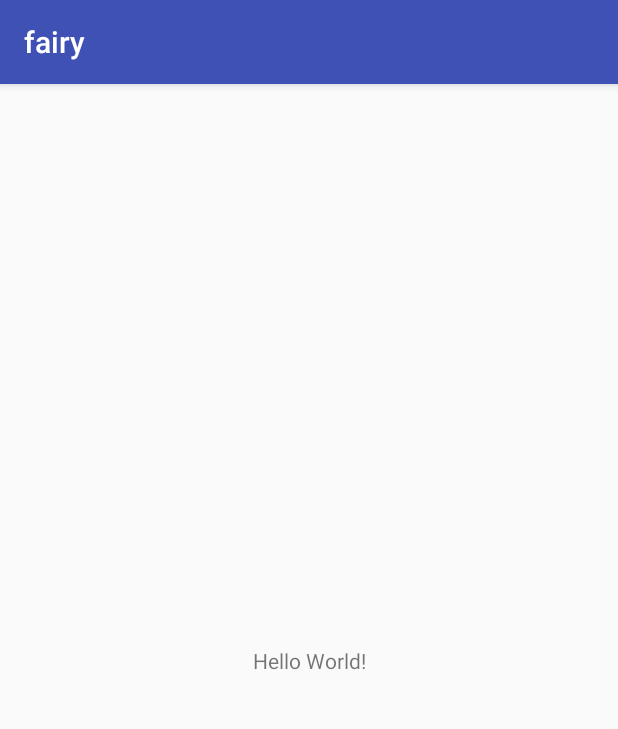
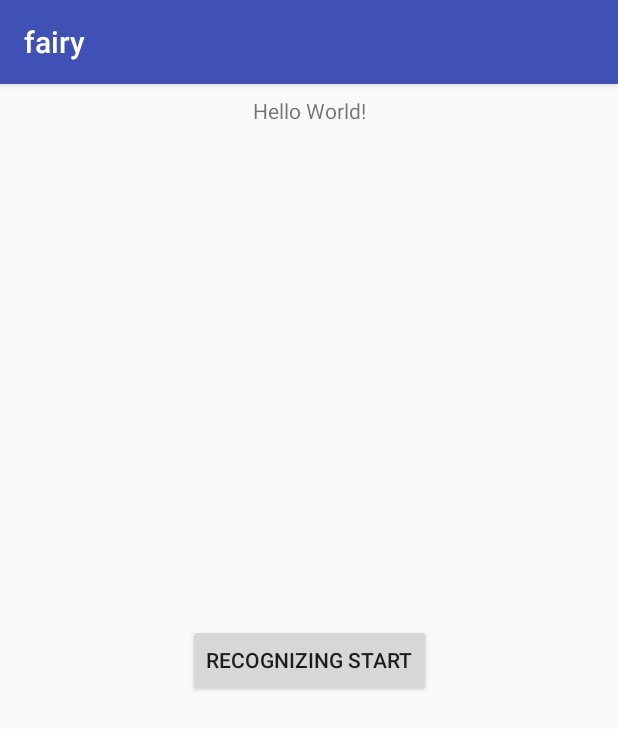
Before and after one commit to rmflstmxkq/speech-recognition-fairy-fale, an Android app: the screen it shows after launch (MainActivity), on a phone screen of 412 x 824 dp. Shown: the top 729 px of the screen. Run offline under Robolectric (Android 15) with nearby library versions, the phone set to English and light mode, and no system bars.

Commit message:
음성인식 기초 구성

```diff
--- a/app/src/main/AndroidManifest.xml
+++ b/app/src/main/AndroidManifest.xml
@@ -1,6 +1,10 @@
 <?xml version="1.0" encoding="utf-8"?>
 <manifest xmlns:android="http://schemas.android.com/apk/res/android"
     package="com.example.rmfls.fairy">
+
+    <uses-permission android:name="android.permission.INTERNET"/>
+    <uses-permission android:name="android.permission.ACCESS_NETWORK_STATE" />
+    <uses-permission android:name="android.permission.RECORD_AUDIO"/>
 
     <application
         android:allowBackup="true"
--- a/app/src/main/java/com/example/rmfls/fairy/MainActivity.java
+++ b/app/src/main/java/com/example/rmfls/fairy/MainActivity.java
@@ -1,14 +1,116 @@
 package com.example.rmfls.fairy;
 
+import android.Manifest;
+import android.content.Intent;
+import android.content.pm.PackageManager;
+import android.speech.RecognitionListener;
+import android.speech.RecognizerIntent;
+import android.speech.SpeechRecognizer;
+import android.support.v4.app.ActivityCompat;
+import android.support.v4.content.ContextCompat;
 import android.support.v7.app.AppCompatActivity;
 import android.os.Bundle;
+import android.view.View;
+import android.widget.Button;
+import android.widget.TextView;
+import android.widget.Toast;
+
+import java.util.ArrayList;
 
 public class MainActivity extends AppCompatActivity {
+    Intent intent;
+    SpeechRecognizer mRecognizer;
+    TextView textView;
+    private final int MY_PERMISSIONS_RECORD_AUDIO = 1;
 
     @Override
     protected void onCreate(Bundle savedInstanceState) {
         super.onCreate(savedInstanceState);
+
         setContentView(R.layout.activity_main);
+
+        if (! SpeechRecognizer.isRecognitionAvailable (this)) {
+            Toast.makeText(getApplicationContext(), "미지원", Toast.LENGTH_LONG).show();
+        }
+        if (ContextCompat.checkSelfPermission(this,
+                Manifest.permission.RECORD_AUDIO)
+                != PackageManager.PERMISSION_GRANTED) {
+
+            if (ActivityCompat.shouldShowRequestPermissionRationale(this,
+                    Manifest.permission.RECORD_AUDIO)) {
+
+            } else {
+                ActivityCompat.requestPermissions(this,
+                        new String[]{Manifest.permission.RECORD_AUDIO}, MY_PERMISSIONS_RECORD_AUDIO
+                );
+            }
+        }
+
+        intent = new Intent(RecognizerIntent.ACTION_RECOGNIZE_SPEECH);
+        intent.putExtra(RecognizerIntent.EXTRA_CALLING_PACKAGE, getPackageName());
+        intent.putExtra(RecognizerIntent.EXTRA_LANGUAGE, "ko-KR");
+
+        mRecognizer = SpeechRecognizer.createSpeechRecognizer(this);
+        mRecognizer.setRecognitionListener(recognitionListener);
+
+
+        textView = (TextView) findViewById(R.id.textView);
+
+        Button button = (Button) findViewById(R.id.button01);
+        button.setOnClickListener(new View.OnClickListener() {
+            @Override
+            public void onClick(View view) {
+                mRecognizer.startListening(intent);
+            }
+        });
+
     }
-    //fairy tale
+
+    private RecognitionListener recognitionListener = new RecognitionListener() {
+        @Override
+        public void onReadyForSpeech(Bundle bundle) {
+        }
+
+        @Override
+        public void onBeginningOfSpeech() {
+        }
+
+        @Override
+        public void onRmsChanged(float v) {
+        }
+
+        @Override
+        public void onBufferReceived(byte[] bytes) {
+        }
+
+        @Override
+        public void onEndOfSpeech() {
+        }
+
+        @Override
+        public void onError(int i) {
+            textView.setText("너무 늦게 말하면 오류뜹니다");
+
+        }
+
+        @Override
+        public void onResults(Bundle bundle) {
+            String key = "";
+            key = SpeechRecognizer.RESULTS_RECOGNITION;
+            ArrayList<String> mResult = bundle.getStringArrayList(key);
+
+            String[] rs = new String[mResult.size()];
+            mResult.toArray(rs);
+
+            textView.setText(rs[0]);
+        }
+
+        @Override
+        public void onPartialResults(Bundle bundle) {
+        }
+
+        @Override
+        public void onEvent(int i, Bundle bundle) {
+        }
+    };
 }
--- a/app/src/main/res/layout/activity_main.xml
+++ b/app/src/main/res/layout/activity_main.xml
@@ -6,13 +6,34 @@
     android:layout_height="match_parent"
     tools:context=".MainActivity">
 
-    <TextView
+    <Button
+        android:id="@+id/button01"
         android:layout_width="wrap_content"
         android:layout_height="wrap_content"
+        android:layout_marginBottom="8dp"
+        android:layout_marginEnd="8dp"
+        android:layout_marginLeft="8dp"
+        android:layout_marginRight="8dp"
+        android:layout_marginStart="8dp"
+        android:layout_marginTop="8dp"
+        android:text="recognizing start"
+        app:layout_constraintBottom_toBottomOf="parent"
+        app:layout_constraintEnd_toEndOf="parent"
+        app:layout_constraintStart_toStartOf="parent"
+        app:layout_constraintTop_toTopOf="parent" />
+
+    <TextView
+        android:id="@+id/textView"
+        android:layout_width="wrap_content"
+        android:layout_height="wrap_content"
+        android:layout_marginEnd="8dp"
+        android:layout_marginLeft="8dp"
+        android:layout_marginRight="8dp"
+        android:layout_marginStart="8dp"
+        android:layout_marginTop="8dp"
         android:text="Hello World!"
-        app:layout_constraintBottom_toBottomOf="parent"
-        app:layout_constraintLeft_toLeftOf="parent"
-        app:layout_constraintRight_toRightOf="parent"
+        app:layout_constraintEnd_toEndOf="parent"
+        app:layout_constraintStart_toStartOf="parent"
         app:layout_constraintTop_toTopOf="parent" />
 
 </android.support.constraint.ConstraintLayout>
```
